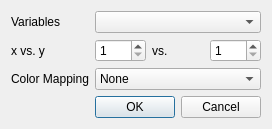
Above: GUI/Analysis/plotmakerdialog.ui from VespucciProject/Vespucci before the change. Below: the same form after it.
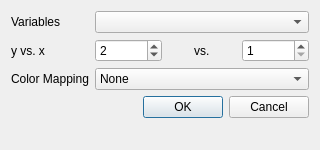
That is the form after the change.

What changed in the file:
```diff
--- a/GUI/Analysis/plotmakerdialog.ui
+++ b/GUI/Analysis/plotmakerdialog.ui
@@ -6,8 +6,8 @@
    <rect>
     <x>0</x>
     <y>0</y>
-    <width>258</width>
-    <height>126</height>
+    <width>320</width>
+    <height>150</height>
    </rect>
   </property>
   <property name="windowTitle">
@@ -27,20 +27,23 @@
    <item row="1" column="0">
     <widget class="QLabel" name="label_4">
      <property name="text">
-      <string>x vs. y</string>
+      <string>y vs. x</string>
      </property>
     </widget>
    </item>
    <item row="1" column="1">
     <layout class="QHBoxLayout" name="horizontalLayout">
      <item>
-      <widget class="QSpinBox" name="xSpinBox">
+      <widget class="QSpinBox" name="ySpinBox">
        <property name="minimum">
         <number>1</number>
        </property>
+       <property name="value">
+        <number>2</number>
+       </property>
       </widget>
      </item>
-     <item>
+     <item alignment="Qt::AlignHCenter">
       <widget class="QLabel" name="label_3">
        <property name="text">
         <string>vs.</string>
@@ -48,13 +51,10 @@
       </widget>
      </item>
      <item>
-      <widget class="QSpinBox" name="ySpinBox">
+      <widget class="QSpinBox" name="xSpinBox">
        <property name="minimum">
         <number>1</number>
        </property>
-       <property name="value">
-        <number>1</number>
-       </property>
       </widget>
      </item>
     </layout>
```
